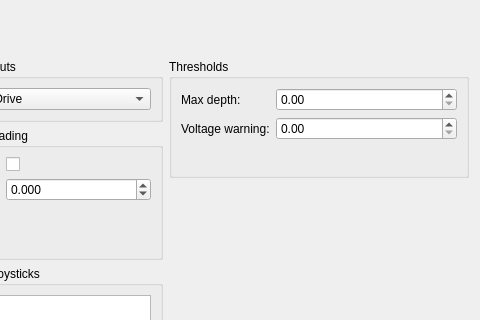
Above: Monterey/rovsettings.ui from rovsuite/monterey before the change; both pictures show x 211 to 691 and y 0 to 320 of the 691 by 401 pixel window. Below: the same form after it.
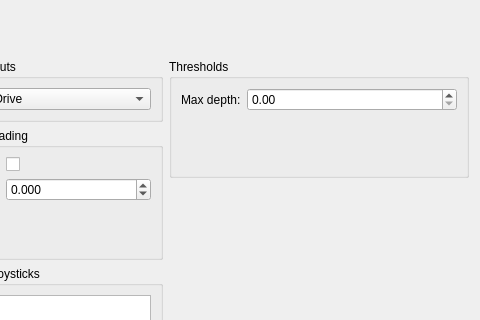
That is the form after the change. Custom widgets are drawn as their Qt base class.

Commit message:
Remove voltage warning from ROVSettings window
The voltage warning was kinda useless, so it was removed.

Diff of the .ui file:
```diff
--- a/Monterey/rovsettings.ui
+++ b/Monterey/rovsettings.ui
@@ -124,6 +124,9 @@
       <string>Thresholds</string>
      </property>
      <layout class="QFormLayout" name="formLayout_3">
+      <property name="fieldGrowthPolicy">
+       <enum>QFormLayout::AllNonFixedFieldsGrow</enum>
+      </property>
       <item row="0" column="0">
        <widget class="QLabel" name="label_10">
         <property name="text">
@@ -138,16 +141,6 @@
         </property>
        </widget>
       </item>
-      <item row="1" column="0">
-       <widget class="QLabel" name="label_11">
-        <property name="text">
-         <string>Voltage warning:</string>
-        </property>
-       </widget>
-      </item>
-      <item row="1" column="1">
-       <widget class="QDoubleSpinBox" name="sbVoltage"/>
-      </item>
      </layout>
     </widget>
    </item>
```
The commit also changes 1 other file.
